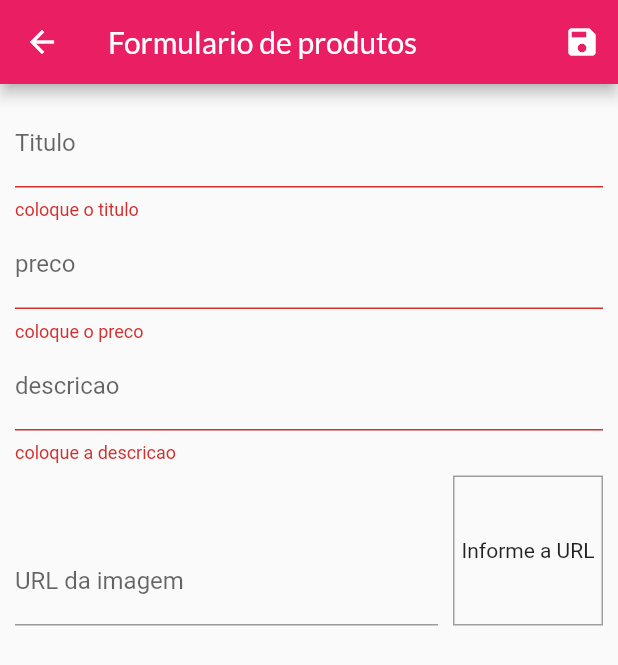
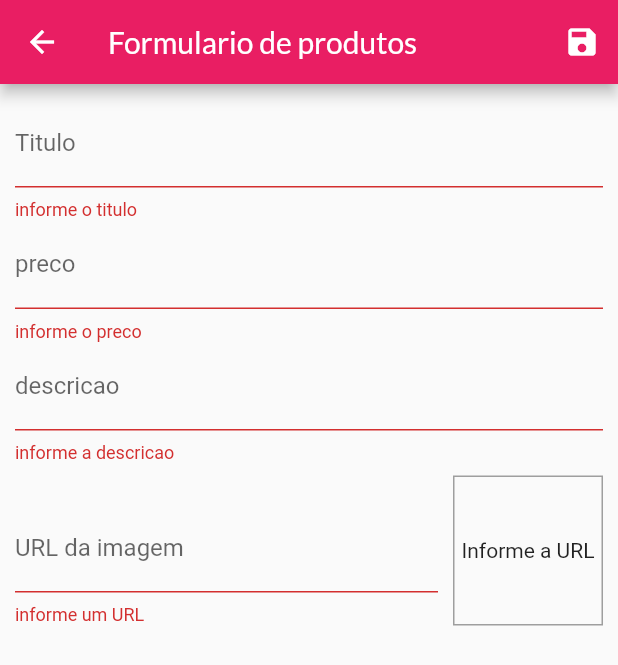
Before and after one commit to EdsonMateus1/loja-flutter, a Flutter app: the ProductFormScreen screen opened by its route, after a tap on the "save" icon, on a phone screen of 412 x 824 dp. Shown: the top 665 px of the screen. Run offline on Flutter 3.47's test engine with Material 2 defaults, Android fonts, the phone set to English and light mode, and no system bars; network calls fail.

Commit message:
antes do controller form

```diff
--- a/lib/main.dart
+++ b/lib/main.dart
@@ -1,6 +1,7 @@
 import 'package:gereaciando_estado/providers/cart_provider.dart';
 import 'package:gereaciando_estado/providers/order_provider.dart';
 import 'package:gereaciando_estado/providers/product_provider.dart';
+import 'package:gereaciando_estado/repositories/repository_protocol.dart';
 import 'package:gereaciando_estado/views/cart_screen.dart';
 import 'package:gereaciando_estado/views/configuration_screen.dart';
 import 'package:gereaciando_estado/views/order_screen.dart';
@@ -20,7 +21,9 @@ class MyApp extends StatelessWidget {
   Widget build(BuildContext context) {
     return MultiProvider(
       providers: [
-        ChangeNotifierProvider(create: (_) => ProductsProvider()),
+        ChangeNotifierProvider(
+          create: (_) => ProductsProvider(),
+        ),
         ChangeNotifierProvider(create: (_) => CartProvider()),
         ChangeNotifierProvider(create: (_) => OrderProvider()),
       ],
--- a/lib/providers/product_provider.dart
+++ b/lib/providers/product_provider.dart
@@ -1,6 +1,7 @@
 import 'package:flutter/material.dart';
 import 'package:gereaciando_estado/data/data_product.dart';
 import 'package:gereaciando_estado/models/product.dart';
+import 'package:gereaciando_estado/repositories/repository_protocol.dart';
 import '../data/data_product.dart';
 
 class ProductsProvider with ChangeNotifier {
--- /dev/null
+++ b/lib/repositories/repository_protocol.dart
@@ -0,0 +1 @@
+abstract class Repository {}
--- a/lib/views/product_form_screen.dart
+++ b/lib/views/product_form_screen.dart
@@ -17,7 +17,17 @@ class _ProductFormScreenState extends State<ProductFormScreen> {
   final _formData = Map<String, dynamic>();
 
   void _updadeImgUrl() {
-    setState(() {});
+    if (isValidImgUrl(_imagemController.text)) {
+      setState(() {});
+    }
+  }
+
+  bool isValidImgUrl(String url) {
+    bool isValidUrl = url.toLowerCase().startsWith("http://") ||
+        url.toLowerCase().startsWith("https://");
+    bool isValidImg =
+        url.endsWith(".png") || url.endsWith(".jpg") || url.endsWith(".jpeg");
+    return isValidUrl && isValidImg;
   }
 
   void _saveForm() {
@@ -92,8 +102,11 @@ class _ProductFormScreenState extends State<ProductFormScreen> {
                 labelText: "Titulo",
                 chaveData: "title",
                 validator: (value) {
-                  if (value.isEmpty) {
-                    return "coloque o titulo";
+                  if (value.trim().isEmpty) {
+                    return "informe o titulo";
+                  }
+                  if (value.trim().length <= 3) {
+                    return "informe um nome valido";
                   }
                   return null;
                 },
@@ -107,7 +120,7 @@ class _ProductFormScreenState extends State<ProductFormScreen> {
                 keyboardType: TextInputType.numberWithOptions(decimal: true),
                 validator: (value) {
                   if (value.isEmpty) {
-                    return "coloque o preco";
+                    return "informe o preco";
                   }
                   return null;
                 },
@@ -120,7 +133,7 @@ class _ProductFormScreenState extends State<ProductFormScreen> {
                 chaveData: "description",
                 validator: (value) {
                   if (value.isEmpty) {
-                    return "coloque a descricao";
+                    return "informe a descricao";
                   }
                   return null;
                 },
@@ -134,7 +147,16 @@ class _ProductFormScreenState extends State<ProductFormScreen> {
                       decoration: InputDecoration(labelText: "URL da imagem"),
                       focusNode: _imagemFocusNode,
                       onSaved: (newValue) => _formData["imageUrl"] = newValue,
-                      onFieldSubmitted: (value) => _saveForm,
+                      onFieldSubmitted: (_) => _saveForm,
+                      validator: (value) {
+                        if (value.isEmpty) {
+                          return "informe um URL";
+                        }
+                        if (!isValidImgUrl(value)) {
+                          return "informe uma URL valida";
+                        }
+                        return null;
+                      },
                     ),
                   ),
                   Container(
```
